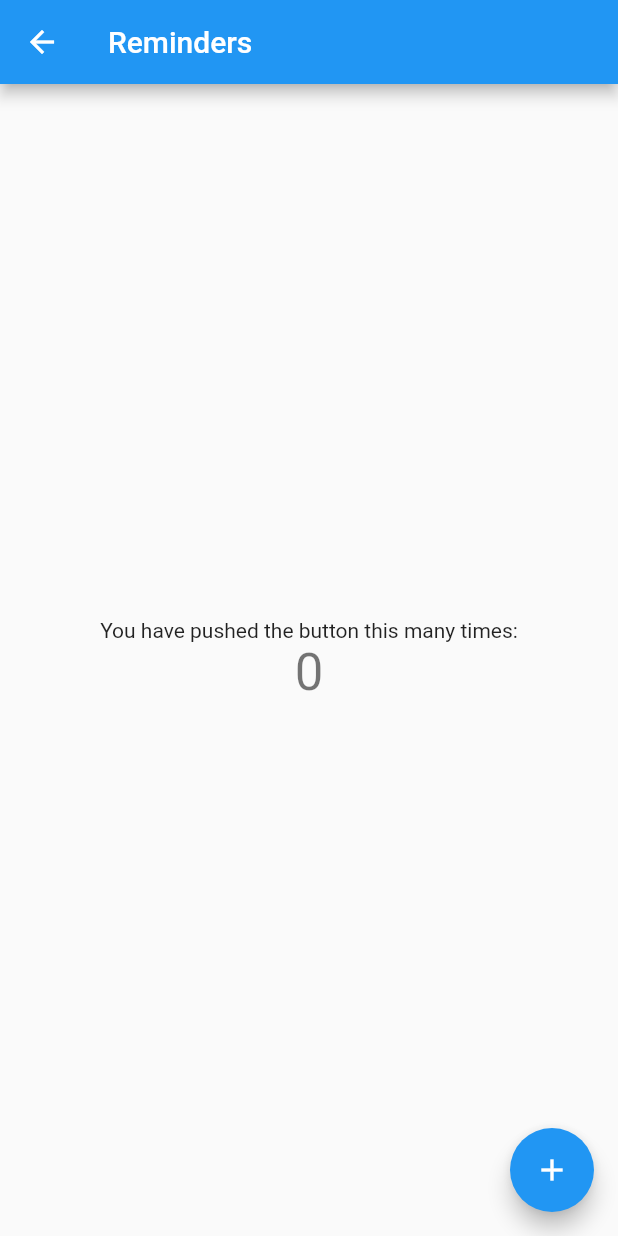
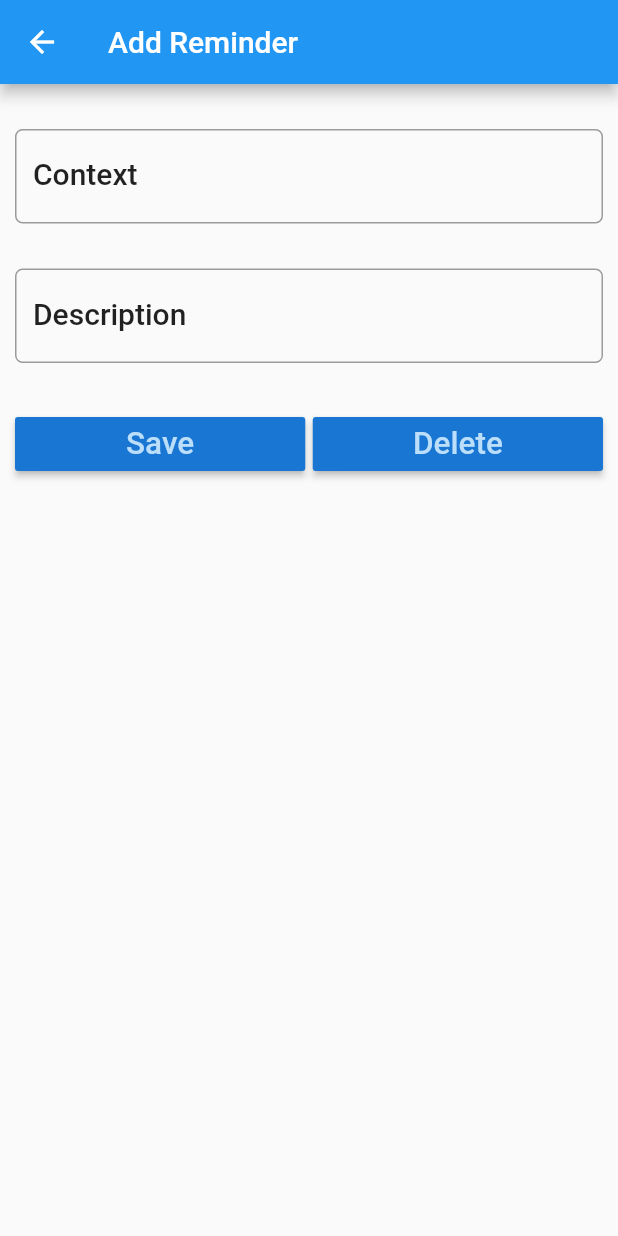
Before and after one commit to gonzalodev15/flutterTest2, a Flutter app: the RemindersPage screen opened directly, after a tap on the "add" icon, on a phone screen of 412 x 824 dp. Run offline on Flutter 3.47's test engine with Material 2 defaults, Android fonts, the phone set to English and light mode, and no system bars; our stand-ins replace rxdart, sqflite; accounts and stored records are empty.

Commit message:
Database added, create, update and delete

```diff
--- a/lib/Blocs/bloc.dart
+++ b/lib/Blocs/bloc.dart
@@ -16,9 +16,6 @@ class Bloc extends Object with Validators implements BaseBloc{
 
   Stream <bool> get submitCheck => Observable.combineLatest2(email, password, (e, p) => true);
 
-  submit() {
-
-  }
 
   @override
   void dispose(){
--- a/lib/Pages/createReminder.dart
+++ b/lib/Pages/createReminder.dart
@@ -0,0 +1,218 @@
+
+import 'dart:async';
+import 'package:flutter/material.dart';
+import 'package:flutter_secondtest/Model/Reminder.dart';
+import 'package:flutter_secondtest/db/dbHelper.dart';
+import 'package:intl/intl.dart';
+
+class createReminder extends StatefulWidget {
+
+  final String appBarTitle;
+  final Reminder reminder;
+
+  createReminder(this.reminder , this.appBarTitle);
+
+  @override
+  State<StatefulWidget> createState() {
+
+    return createReminderState(this.reminder, this.appBarTitle);
+  }
+}
+
+class createReminderState extends State<createReminder> {
+
+
+  DatabaseHelper helper = DatabaseHelper();
+
+  String appBarTitle;
+  Reminder reminder;
+
+  TextEditingController contentController = TextEditingController();
+  TextEditingController hourController = TextEditingController();
+
+
+  createReminderState(this.reminder, this.appBarTitle);
+
+  @override
+  Widget build(BuildContext context) {
+
+    TextStyle textStyle = Theme.of(context).textTheme.title;
+
+    contentController.text = reminder.content;
+    hourController.text = reminder.hour;
+
+    return WillPopScope(
+
+        onWillPop: () {
+          moveToLastScreen();
+        },
+
+        child: Scaffold(
+          appBar: AppBar(
+            title: Text(appBarTitle),
+            leading: IconButton(icon: Icon(
+                Icons.arrow_back),
+                onPressed: () {
+                  // Write some code to control things, when user press back button in AppBar
+                  moveToLastScreen();
+                }
+            ),
+          ),
+
+          body: Padding(
+            padding: EdgeInsets.only(top: 15.0, left: 10.0, right: 10.0),
+            child: ListView(
+              children: <Widget>[
+
+                Padding(
+                  padding: EdgeInsets.only(top: 15.0, bottom: 15.0),
+                  child: TextField(
+                    controller: contentController,
+                    style: textStyle,
+                    onChanged: (value) {
+                      debugPrint('Something changed in Title Text Field');
+                      updateContent();
+                    },
+                    decoration: InputDecoration(
+                        labelText: 'Context',
+                        labelStyle: textStyle,
+                        border: OutlineInputBorder(
+                            borderRadius: BorderRadius.circular(5.0)
+                        )
+                    ),
+                  ),
+                ),
+
+                Padding(
+                  padding: EdgeInsets.only(top: 15.0, bottom: 15.0),
+                  child: TextField(
+                    controller: hourController,
+                    style: textStyle,
+                    onChanged: (value) {
+                      debugPrint('Something changed in Description Text Field');
+                      updateHour();
+                    },
+                    decoration: InputDecoration(
+                        labelText: 'Description',
+                        labelStyle: textStyle,
+                        border: OutlineInputBorder(
+                            borderRadius: BorderRadius.circular(5.0)
+                        )
+                    ),
+                  ),
+                ),
+
+                // Fourth Element
+                Padding(
+                  padding: EdgeInsets.only(top: 15.0, bottom: 15.0),
+                  child: Row(
+                    children: <Widget>[
+                      Expanded(
+                        child: RaisedButton(
+                          color: Theme.of(context).primaryColorDark,
+                          textColor: Theme.of(context).primaryColorLight,
+                          child: Text(
+                            'Save',
+                            textScaleFactor: 1.5,
+                          ),
+                          onPressed: () {
+                            setState(() {
+                              debugPrint("Save button clicked");
+                              _save();
+                            });
+                          },
+                        ),
+                      ),
+
+                      Container(width: 5.0,),
+
+                      Expanded(
+                        child: RaisedButton(
+                          color: Theme.of(context).primaryColorDark,
+                          textColor: Theme.of(context).primaryColorLight,
+                          child: Text(
+                            'Delete',
+                            textScaleFactor: 1.5,
+                          ),
+                          onPressed: () {
+                            setState(() {
+                              debugPrint("Delete button clicked");
+                              _delete();
+                            });
+                          },
+                        ),
+                      ),
+
+                    ],
+                  ),
+                ),
+
+              ],
+            ),
+          ),
+
+        ));
+  }
+
+  void moveToLastScreen() {
+    Navigator.pop(context, true);
+  }
+
+
+  void updateContent(){
+    reminder.content = contentController.text;
+  }
+
+  void updateHour() {
+    reminder.hour = hourController.text;
+  }
+
+  void _save() async {
+
+    moveToLastScreen();
+
+    reminder.date = DateFormat.yMMMd().format(DateTime.now());
+    int result;
+    if (reminder.id != null) {  // Case 1: Update operation
+      result = await helper.updateReminder(reminder);
+    } else { // Case 2: Insert Operation
+      result = await helper.insertReminder(reminder);
+    }
+
+    if (result != 0) {
+      _showAlertDialog('Status', 'Note Saved Successfully');
+    } else {  // Failure
+      _showAlertDialog('Status', 'Problem Saving Note');
+    }
+
+  }
+
+  void _delete() async {
+
+    moveToLastScreen();
+    if (reminder.id == null) {
+      _showAlertDialog('Status', 'No Reminder was deleted');
+      return;
+    }
+
+    int result = await helper.deleteReminder(reminder.id);
+    if (result != 0) {
+      _showAlertDialog('Status', 'Reminder Deleted Successfully');
+    } else {
+      _showAlertDialog('Status', 'Error Occured while Deleting Reminder');
+    }
+  }
+
+  void _showAlertDialog(String title, String message) {
+
+    AlertDialog alertDialog = AlertDialog(
+      title: Text(title),
+      content: Text(message),
+    );
+    showDialog(
+        context: context,
+        builder: (_) => alertDialog
+    );
+  }
+
+}
--- a/lib/Pages/reminders_page.dart
+++ b/lib/Pages/reminders_page.dart
@@ -1,44 +1,117 @@
 import 'package:flutter/material.dart';
+import 'package:flutter_secondtest/Model/Reminder.dart';
+import 'package:flutter_secondtest/Pages/createReminder.dart';
+import 'package:flutter_secondtest/db/dbHelper.dart';
+import 'package:sqflite/sqflite.dart';
 
 class RemindersPage extends StatefulWidget {
-
   @override
   _RemindersPageState createState() => _RemindersPageState();
 }
 
+
+
 class _RemindersPageState extends State<RemindersPage> {
+
+  DatabaseHelper databaseHelper = DatabaseHelper();
+  List<Reminder> reminderList;
+  int count = 0;
+
   @override
   Widget build(BuildContext context) {
     return Scaffold(
       appBar: AppBar(
         title: Text('Reminders'),
       ),
-      body: Center(
-        child: Column(
-          mainAxisAlignment: MainAxisAlignment.center,
-          children: <Widget>[
-            Text('You have pushed the button this many times:'),
-            StreamBuilder<int>(
-              // We are listening to a stream, when a value goes out the stream
-              // we update the text
-              initialData: 0,
-              builder: (BuildContext context, AsyncSnapshot<int> snapshot) {
-                return Text(
-                  '${snapshot.data}',
-                  style: Theme.of(context).textTheme.display1,
-                );
-              },
-            )
-          ],
-        ),
-      ),
+      body: getReminderListView(),
       floatingActionButton: FloatingActionButton(
         onPressed: () {
+          debugPrint('FAB clicked');
+          navigateToDetail(Reminder('', '', ''), 'Add Reminder');
+        },
 
-        },
-        tooltip: 'Increment',
-        child: const Icon(Icons.add),
+        tooltip: 'Add Reminder',
+
+        child: Icon(Icons.add),
+
       ),
     );
   }
+
+
+  ListView getReminderListView() {
+
+    TextStyle titleStyle = Theme.of(context).textTheme.subhead;
+
+    return ListView.builder(
+      itemCount: count,
+      itemBuilder: (BuildContext context, int position) {
+        return Card(
+          color: Colors.white,
+          elevation: 2.0,
+          child: ListTile(
+
+            title: Text(this.reminderList[position].content, style: titleStyle,),
+
+            subtitle: Text(this.reminderList[position].date),
+
+            trailing: GestureDetector(
+              child: Icon(Icons.delete, color: Colors.grey,),
+              onTap: () {
+                _delete(context, reminderList[position]);
+              },
+            ),
+
+
+            onTap: () {
+              debugPrint("ListTile Tapped");
+              navigateToDetail(this.reminderList[position],'Edit Reminder');
+            },
+
+          ),
+        );
+      },
+    );
+  }
+
+
+  void _delete(BuildContext context, Reminder note) async {
+
+    int result = await databaseHelper.deleteReminder(note.id);
+    if (result != 0) {
+      _showSnackBar(context, 'Reminder Deleted Successfully');
+      updateListView();
+    }
+  }
+
+  void _showSnackBar(BuildContext context, String message) {
+
+    final snackBar = SnackBar(content: Text(message));
+    Scaffold.of(context).showSnackBar(snackBar);
+  }
+
+  void navigateToDetail(Reminder reminder, String title) async {
+    bool result = await Navigator.push(context, MaterialPageRoute(builder: (context) {
+      return createReminder(reminder, title);
+    }));
+
+    if (result == true) {
+      updateListView();
+    }
+  }
+
+  void updateListView() {
+
+    final Future<Database> dbFuture = databaseHelper.initializeDatabase();
+    dbFuture.then((database) {
+
+      Future<List<Reminder>> reminderListFuture = databaseHelper.getReminderList();
+      reminderListFuture.then((reminderList) {
+        setState(() {
+          this.reminderList = reminderList;
+          this.count = reminderList.length;
+        });
+      });
+    });
+  }
 }
--- /dev/null
+++ b/lib/db/dbHelper.dart
@@ -0,0 +1,99 @@
+import 'dart:async';
+import 'dart:io';
+import 'package:flutter_secondtest/Model/Reminder.dart';
+import 'package:path_provider/path_provider.dart';
+import 'package:sqflite/sqflite.dart';
+
+
+class DatabaseHelper {
+
+  static DatabaseHelper _databaseHelper;    // Singleton DatabaseHelper
+  static Database _database;                // Singleton Database
+
+  String ReminderTable = 'Reminder_table';
+  String colId = 'id';
+  String colContent = 'content';
+  String colDate = 'date';
+  String colHour = 'hour';
+
+
+  DatabaseHelper._createInstance(); // Named constructor to create instance of DatabaseHelper
+
+  factory DatabaseHelper() {
+
+    if (_databaseHelper == null) {
+      _databaseHelper = DatabaseHelper._createInstance(); // This is executed only once, singleton object
+    }
+    return _databaseHelper;
+  }
+
+  Future<Database> get database async {
+
+    if (_database == null) {
+      _database = await initializeDatabase();
+    }
+    return _database;
+  }
+
+  Future<Database> initializeDatabase() async {
+    // Get the directory path for both Android and iOS to store database.
+    Directory directory = await getApplicationDocumentsDirectory();
+    String path = directory.path + 'Reminders.db';
+
+    // Open/create the database at a given path
+    var RemindersDatabase = await openDatabase(path, version: 1, onCreate: _createDb);
+    return RemindersDatabase;
+  }
+
+  void _createDb(Database db, int newVersion) async {
+
+    await db.execute('CREATE TABLE $ReminderTable($colId INTEGER PRIMARY KEY AUTOINCREMENT, $colContent TEXT, '
+        '$colDate TEXT, $colHour INTEGER)');
+  }
+
+  Future<List<Map<String, dynamic>>> getReminderMapList() async {
+    Database db = await this.database;
+
+    var result = await db.query(ReminderTable);
+    return result;
+  }
+
+  Future<int> insertReminder(Reminder reminder) async {
+    Database db = await this.database;
+    var result = await db.insert(ReminderTable, reminder.toMap());
+    return result;
+  }
+
+  Future<int> updateReminder(Reminder reminder) async {
+    var db = await this.database;
+    var result = await db.update(ReminderTable, reminder.toMap(), where: '$colId = ?', whereArgs: [reminder.date]);
+    return result;
+  }
+
+  Future<int> deleteReminder(int id) async {
+    var db = await this.database;
+    int result = await db.rawDelete('DELETE FROM $ReminderTable WHERE $colId = $id');
+    return result;
+  }
+
+  Future<int> getCount() async {
+    Database db = await this.database;
+    List<Map<String, dynamic>> x = await db.rawQuery('SELECT COUNT (*) from $ReminderTable');
+    int result = Sqflite.firstIntValue(x);
+    return result;
+  }
+
+  Future<List<Reminder>> getReminderList() async {
+
+    var ReminderMapList = await getReminderMapList();
+    int count = ReminderMapList.length;
+
+    List<Reminder> reminderList = List<Reminder>();
+    for (int i = 0; i < count; i++) {
+      reminderList.add(Reminder.fromMapObject(ReminderMapList[i]));
+    }
+
+    return reminderList;
+  }
+
+}
--- a/pubspec.yaml
+++ b/pubspec.yaml
@@ -25,7 +25,9 @@ dependencies:
   rxdart:
   firebase_core:       # This dependency was added during initial configuration.
   firebase_analytics:
-
+  sqflite:
+  path_provider:
+  intl:
 dev_dependencies:
   flutter_test:
     sdk: flutter
```
Also changed, not shown: lib/Model/Reminder.dart (+29 -20 lines), pubspec.lock.
